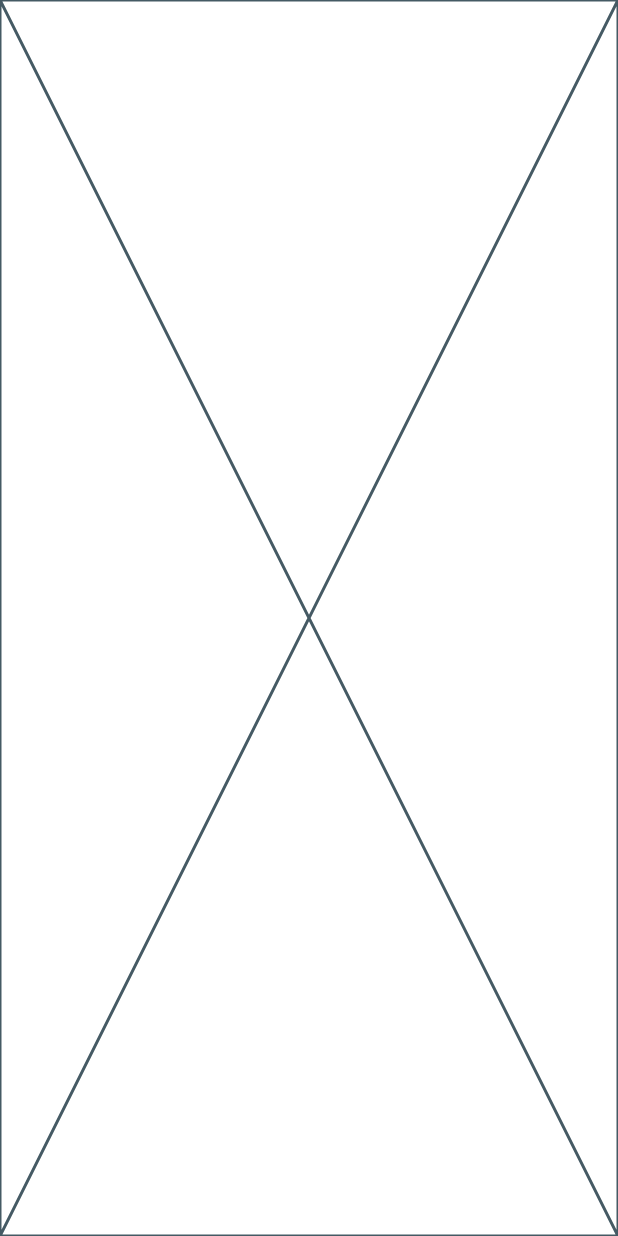
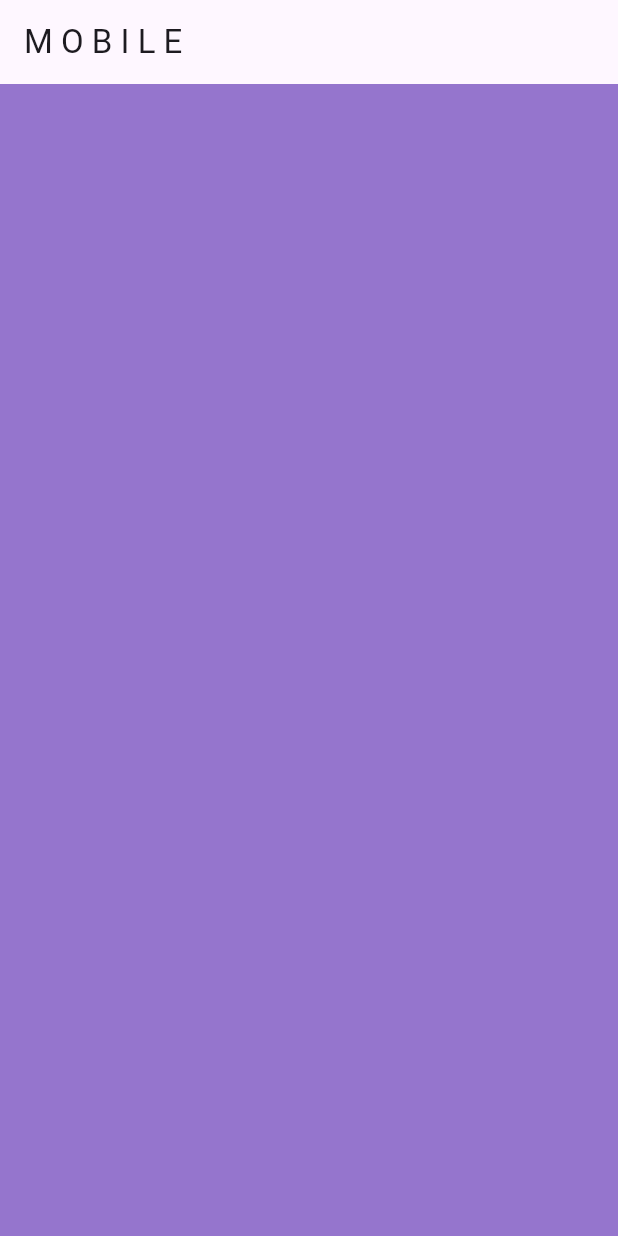
Before and after one commit to mismail26934-hub/ToolStore, a Flutter app: the screen it shows after launch, on a phone screen of 412 x 824 dp. Run offline on Flutter 3.47's test engine with Material 3 defaults, Android fonts, the phone set to English and light mode, and no system bars.

Commit message:
Update Responsive Layout

```diff
--- a/tool_store_app/lib/main.dart
+++ b/tool_store_app/lib/main.dart
@@ -1,23 +1,20 @@
 import 'package:flutter/material.dart';
-import 'package:tool_store_app/view/home.dart';
+import 'package:tool_store_app/view/menu/home.dart';
 
 void main() {
-  runApp(
-    MaterialApp(
-      title: 'Data Tool',
-      theme: ThemeData(
-        colorSchemeSeed: Colors.deepOrange,
-        primaryColor: Colors.deepOrange,
-        hoverColor: Colors.deepOrange,
-        hintColor: Colors.deepOrange,
-        focusColor: Colors.deepOrange,
-        colorScheme: .fromSeed(seedColor: Colors.orange),
-        progressIndicatorTheme: ProgressIndicatorThemeData(
-          color: Colors.deepOrange, // Warna default untuk semua progress bar
-        ),
-      ),
-      home: const Home(),
-      debugShowCheckedModeBanner: false,
-    ),
-  );
+  runApp(const MyApp());
 }
+
+class MyApp extends StatefulWidget {
+  const MyApp({super.key});
+
+  @override
+  State<MyApp> createState() => _MyAppState();
+}
+
+class _MyAppState extends State<MyApp> {
+  @override
+  Widget build(BuildContext context) {
+    return MaterialApp(debugShowCheckedModeBanner: false, home: Home());
+  }
+}
--- a/tool_store_app/lib/view/home.dart
+++ /dev/null
@@ -1,15 +0,0 @@
-import 'package:flutter/material.dart';
-
-class Home extends StatefulWidget {
-  const Home({super.key});
-
-  @override
-  State<Home> createState() => _HomeState();
-}
-
-class _HomeState extends State<Home> {
-  @override
-  Widget build(BuildContext context) {
-    return const Placeholder();
-  }
-}
--- /dev/null
+++ b/tool_store_app/lib/view/menu/home.dart
@@ -0,0 +1,23 @@
+import 'package:flutter/material.dart';
+import 'package:tool_store_app/view/responsive/dekstop_layout.dart';
+import 'package:tool_store_app/view/responsive/mobil_layout.dart';
+import 'package:tool_store_app/view/responsive/resposive_layout.dart';
+
+class Home extends StatefulWidget {
+  const Home({super.key});
+
+  @override
+  State<Home> createState() => _HomeState();
+}
+
+class _HomeState extends State<Home> {
+  @override
+  Widget build(BuildContext context) {
+    return Scaffold(
+      body: ResponsiveLayout(
+        mobileLayout: MobilLayout(),
+        dekstopLayout: DekstopLayout(),
+      ),
+    );
+  }
+}
--- /dev/null
+++ b/tool_store_app/lib/view/responsive/dimensions.dart
@@ -0,0 +1 @@
+const mobileWidth = 600;
--- /dev/null
+++ b/tool_store_app/lib/view/responsive/mobil_layout.dart
@@ -0,0 +1,18 @@
+import 'package:flutter/material.dart';
+
+class MobilLayout extends StatefulWidget {
+  const MobilLayout({super.key});
+
+  @override
+  State<MobilLayout> createState() => _MobilLayoutState();
+}
+
+class _MobilLayoutState extends State<MobilLayout> {
+  @override
+  Widget build(BuildContext context) {
+    return Scaffold(
+      backgroundColor: Colors.deepPurple[300],
+      appBar: AppBar(title: Text("M O B I L E")),
+    );
+  }
+}
--- /dev/null
+++ b/tool_store_app/lib/view/responsive/resposive_layout.dart
@@ -0,0 +1,26 @@
+import 'package:flutter/material.dart';
+import 'package:tool_store_app/view/responsive/dimensions.dart';
+
+class ResponsiveLayout extends StatelessWidget {
+  final Widget mobileLayout;
+  final Widget dekstopLayout;
+
+  const ResponsiveLayout({
+    super.key,
+    required this.mobileLayout,
+    required this.dekstopLayout,
+  });
+
+  @override
+  Widget build(BuildContext context) {
+    return LayoutBuilder(
+      builder: (context, constraints) {
+        if (constraints.maxWidth < mobileWidth) {
+          return mobileLayout;
+        } else {
+          return dekstopLayout;
+        }
+      },
+    );
+  }
+}
```
Also changed, not shown: tool_store_app/lib/view/menu/dashboard.dart (added, +15 -0 lines), tool_store_app/lib/view/responsive/dekstop_layout.dart (added, +18 -0 lines).
